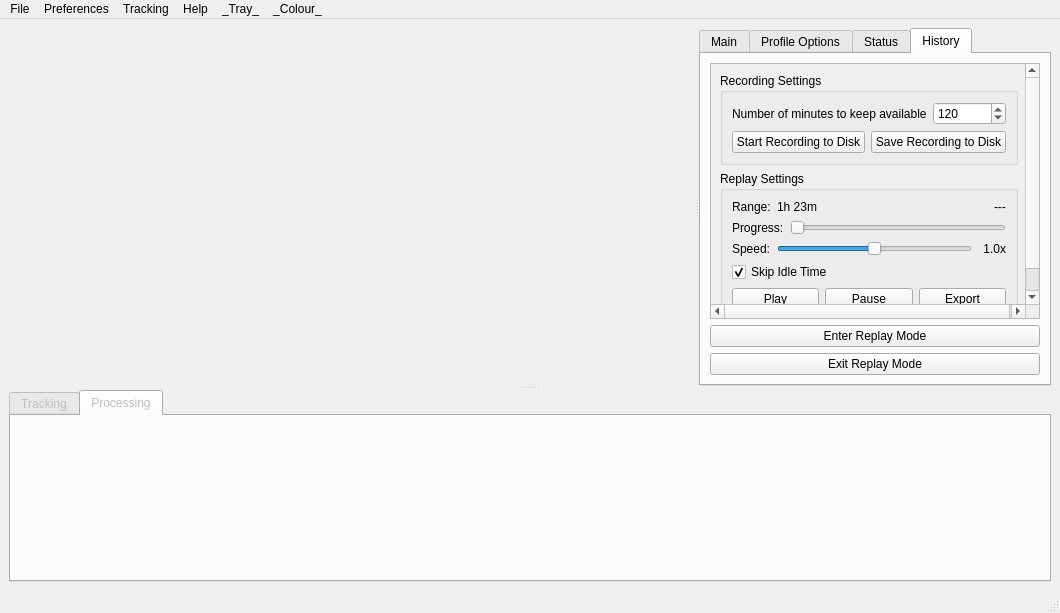
This is mousetracks2/gui/ui/layout.ui in huntfx/MouseTracks as Qt 5 draws it before an edit. The edited form follows.
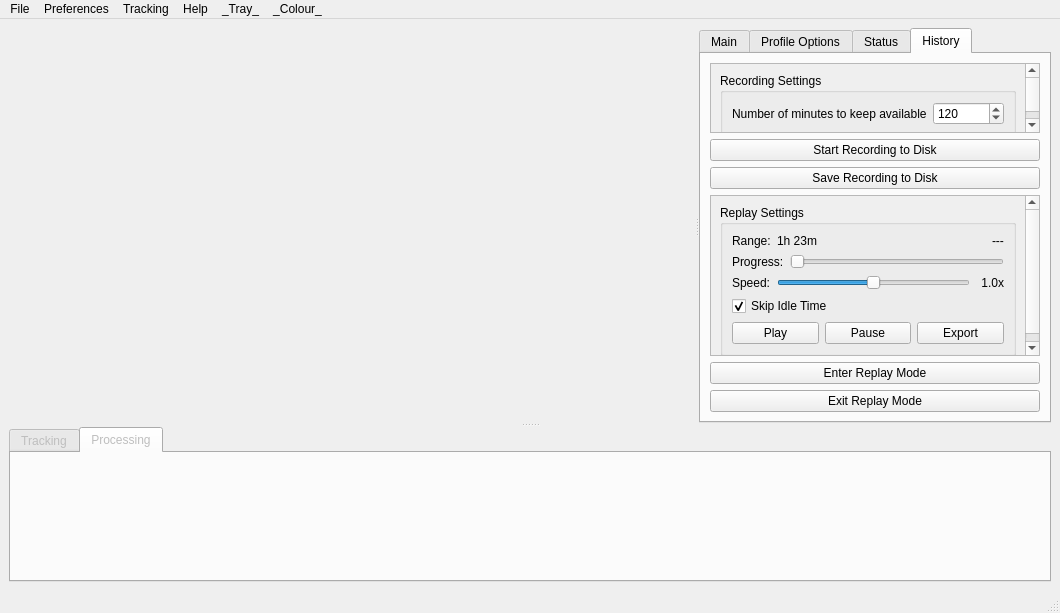
This is the edited form. The open tabs and pages were chosen to show the change. Custom widgets are drawn as their Qt base class.

Commit message: Redesign history tab

The edit to the form file:
```diff
--- a/mousetracks2/gui/ui/layout.ui
+++ b/mousetracks2/gui/ui/layout.ui
@@ -2110,20 +2110,20 @@
          </attribute>
          <layout class="QVBoxLayout" name="verticalLayout_18">
           <item>
-           <widget class="QScrollArea" name="scrollArea_4">
+           <widget class="QScrollArea" name="scrollArea_5">
             <property name="widgetResizable">
              <bool>true</bool>
             </property>
-            <widget class="QWidget" name="scrollAreaWidgetContents_4">
+            <widget class="QWidget" name="scrollAreaWidgetContents_5">
              <property name="geometry">
               <rect>
                <x>0</x>
                <y>0</y>
-               <width>328</width>
-               <height>321</height>
+               <width>311</width>
+               <height>84</height>
               </rect>
              </property>
-             <layout class="QVBoxLayout" name="verticalLayout_19">
+             <layout class="QVBoxLayout" name="verticalLayout_20">
               <item>
                <widget class="QGroupBox" name="recording_settings">
                 <property name="title">
@@ -2158,7 +2158,25 @@
                   </layout>
                  </item>
                  <item>
-                  <layout class="QHBoxLayout" name="horizontalLayout_13">
+                  <spacer name="verticalSpacer_5">
+                   <property name="orientation">
+                    <enum>Qt::Orientation::Vertical</enum>
+                   </property>
+                   <property name="sizeHint" stdset="0">
+                    <size>
+                     <width>20</width>
+                     <height>40</height>
+                    </size>
+                   </property>
+                  </spacer>
+                 </item>
+                </layout>
+               </widget>
+              </item>
+             </layout>
+            </widget>
+           </widget>
+          </item>
                    <item>
                     <widget class="QPushButton" name="recording_start">
                      <property name="text">
@@ -2173,11 +2191,21 @@
                      </property>
                     </widget>
                    </item>
-                  </layout>
-                 </item>
-                </layout>
-               </widget>
-              </item>
+          <item>
+           <widget class="QScrollArea" name="scrollArea_4">
+            <property name="widgetResizable">
+             <bool>true</bool>
+            </property>
+            <widget class="QWidget" name="scrollAreaWidgetContents_4">
+             <property name="geometry">
+              <rect>
+               <x>0</x>
+               <y>0</y>
+               <width>311</width>
+               <height>196</height>
+              </rect>
+             </property>
+             <layout class="QVBoxLayout" name="verticalLayout_19">
               <item>
                <widget class="QGroupBox" name="replay_settings">
                 <property name="title">
```
Lines whose indentation alone changed are shown as unchanged. The commit also changes 2 other files.
